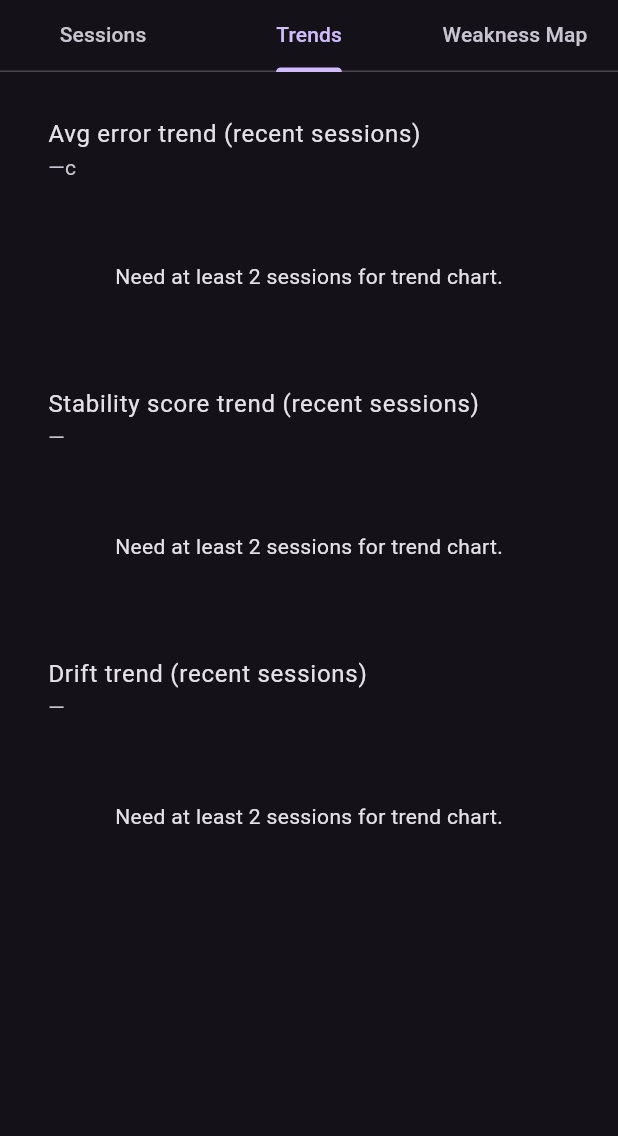
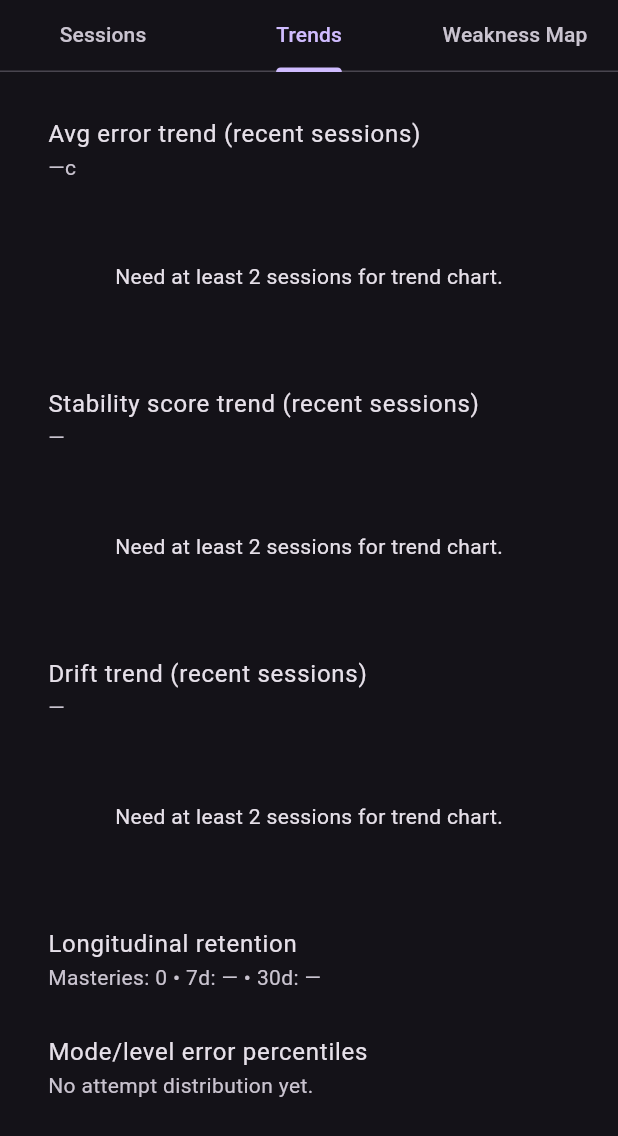
Before and after one commit to yossef6548/Pitch-Translator, a Flutter app: the AnalyzeOverviewScreen widget shown alone on an empty page, opened directly, tab 2 chosen, on a phone screen of 412 x 824 dp. Shown: the top 1136 px of the screen. Run offline on Flutter 3.47's test engine with Material 3 defaults, Android fonts, the phone set to English and light mode, and no system bars; our stand-ins replace shared_preferences, sqflite; accounts and stored records are empty.

Commit message:
Add mode-level percentile and retention analytics surfaces

```diff
--- a/apps/mobile_flutter/lib/analytics/session_repository.dart
+++ b/apps/mobile_flutter/lib/analytics/session_repository.dart
@@ -78,6 +78,38 @@ class WeaknessMapCell {
   final int octave;
   final double avgErrorCents;
   final int attemptCount;
+}
+
+class ModeLevelPercentile {
+  const ModeLevelPercentile({
+    required this.mode,
+    required this.level,
+    required this.sampleSize,
+    required this.p50ErrorCents,
+    required this.p90ErrorCents,
+  });
+
+  final String mode;
+  final String level;
+  final int sampleSize;
+  final double p50ErrorCents;
+  final double p90ErrorCents;
+}
+
+class RetentionSnapshot {
+  const RetentionSnapshot({
+    required this.masteredCount,
+    required this.retained7DayCount,
+    required this.retained30DayCount,
+  });
+
+  final int masteredCount;
+  final int retained7DayCount;
+  final int retained30DayCount;
+
+  double get retained7DayRatio => masteredCount == 0 ? 0 : retained7DayCount / masteredCount;
+
+  double get retained30DayRatio => masteredCount == 0 ? 0 : retained30DayCount / masteredCount;
 }
 
 class DriftEventRecord {
@@ -396,6 +428,8 @@ class SessionRepository {
     final db = await _database();
     final attemptsRows = await db.rawQuery('SELECT COUNT(*) AS total, SUM(assisted) AS assisted FROM attempts');
     final avgRows = await db.rawQuery('SELECT AVG(avg_error_cents) AS avg_error FROM sessions');
+    final retention = await retentionSnapshot();
+    final percentiles = await modeLevelPercentiles();
     final row = attemptsRows.first;
     final total = (row['total'] as num?)?.toInt() ?? 0;
     final assisted = (row['assisted'] as num?)?.toInt() ?? 0;
@@ -403,8 +437,127 @@ class SessionRepository {
     return {
       'detection_profile': avgError <= 20 ? 'Strict' : avgError <= 35 ? 'Standard' : 'Relaxed',
       'assist_ratio': total == 0 ? '0%' : '${((assisted / total) * 100).round()}%',
+      'retention_30d': retention.masteredCount == 0 ? '0%' : '${(retention.retained30DayRatio * 100).round()}%',
+      'percentile_coverage': '${percentiles.length} mode/level groups',
       'privacy': 'Local-only SQLite storage',
     };
+  }
+
+  Future<List<ModeLevelPercentile>> modeLevelPercentiles() async {
+    final db = await _database();
+    final rows = await db.query(
+      'attempts',
+      columns: ['exercise_id', 'level_id', 'avg_error_cents'],
+      where: 'avg_error_cents IS NOT NULL',
+    );
+
+    final grouped = <String, List<double>>{};
+    for (final row in rows) {
+      final exerciseId = row['exercise_id'] as String;
+      final levelId = row['level_id'] as String;
+      final avgErrorCents = (row['avg_error_cents'] as num?)?.toDouble();
+      if (avgErrorCents == null) {
+        continue;
+      }
+      final mode = _modeFromExerciseId(exerciseId);
+      final key = '$mode|$levelId';
+      grouped.putIfAbsent(key, () => <double>[]).add(avgErrorCents.abs());
+    }
+
+    final output = <ModeLevelPercentile>[];
+    for (final entry in grouped.entries) {
+      final parts = entry.key.split('|');
+      final values = entry.value..sort();
+      output.add(
+        ModeLevelPercentile(
+          mode: parts.first,
+          level: parts.last,
+          sampleSize: values.length,
+          p50ErrorCents: _percentile(values, 0.50),
+          p90ErrorCents: _percentile(values, 0.90),
+        ),
+      );
+    }
+
+    output.sort((a, b) {
+      final modeCmp = a.mode.compareTo(b.mode);
+      if (modeCmp != 0) return modeCmp;
+      return a.level.compareTo(b.level);
+    });
+    return output;
+  }
+
+  Future<RetentionSnapshot> retentionSnapshot() async {
+    final db = await _database();
+    final retained7Day = await db.rawQuery(
+      '''
+      SELECT
+        COUNT(*) AS mastered,
+        SUM(
+          CASE WHEN EXISTS(
+            SELECT 1
+            FROM attempts a
+            WHERE a.exercise_id = m.exercise_id
+              AND a.level_id = m.level_id
+              AND a.success = 1
+              AND a.assisted = 0
+              AND a.created_at_ms > m.mastered_at_ms
+              AND a.created_at_ms <= m.mastered_at_ms + ?
+          ) THEN 1 ELSE 0 END
+        ) AS retained
+      FROM mastery_history m
+      ''',
+      [7 * Duration.millisecondsPerDay],
+    );
+    final retained30Day = await db.rawQuery(
+      '''
+      SELECT
+        COUNT(*) AS mastered,
+        SUM(
+          CASE WHEN EXISTS(
+            SELECT 1
+            FROM attempts a
+            WHERE a.exercise_id = m.exercise_id
+              AND a.level_id = m.level_id
+              AND a.success = 1
+              AND a.assisted = 0
+              AND a.created_at_ms > m.mastered_at_ms
+              AND a.created_at_ms <= m.mastered_at_ms + ?
+          ) THEN 1 ELSE 0 END
+        ) AS retained
+      FROM mastery_history m
+      ''',
+      [30 * Duration.millisecondsPerDay],
+    );
+
+    final masteredCount = (retained7Day.first['mastered'] as num?)?.toInt() ?? 0;
+    return RetentionSnapshot(
+      masteredCount: masteredCount,
+      retained7DayCount: (retained7Day.first['retained'] as num?)?.toInt() ?? 0,
+      retained30DayCount: (retained30Day.first['retained'] as num?)?.toInt() ?? 0,
+    );
+  }
+
+  static String _modeFromExerciseId(String exerciseId) {
+    final split = exerciseId.split('_');
+    return split.isEmpty ? exerciseId : split.first;
+  }
+
+  static double _percentile(List<double> sortedValues, double percentile) {
+    if (sortedValues.isEmpty) {
+      return 0;
+    }
+    if (sortedValues.length == 1) {
+      return sortedValues.first;
+    }
+    final rank = (sortedValues.length - 1) * percentile;
+    final lower = rank.floor();
+    final upper = rank.ceil();
+    if (lower == upper) {
+      return sortedValues[lower];
+    }
+    final weight = rank - lower;
+    return sortedValues[lower] + ((sortedValues[upper] - sortedValues[lower]) * weight);
   }
 
   Future<SessionRecord?> sessionById(int id) async {
--- a/apps/mobile_flutter/lib/main.dart
+++ b/apps/mobile_flutter/lib/main.dart
@@ -703,6 +703,8 @@ class AnalyzeOverviewScreen extends StatelessWidget {
     final trendsFuture = SessionRepository.instance.recentTrends();
     final seriesFuture = SessionRepository.instance.trendSeries(limit: 20);
     final weaknessFuture = SessionRepository.instance.weaknessMap();
+    final percentilesFuture = SessionRepository.instance.modeLevelPercentiles();
+    final retentionFuture = SessionRepository.instance.retentionSnapshot();
     return DefaultTabController(
       length: 3,
       child: SafeArea(
@@ -762,6 +764,49 @@ class AnalyzeOverviewScreen extends StatelessWidget {
                                 subtitle: Text(trend == null ? '—' : '${trend.driftPerSession.toStringAsFixed(2)} per session'),
                               ),
                               SizedBox(height: 96, child: _TrendSparkline(series: series, selector: (p) => p.driftCount.toDouble(), color: Colors.cyanAccent)),
+                              const SizedBox(height: 12),
+                              FutureBuilder<RetentionSnapshot>(
+                                future: retentionFuture,
+                                builder: (context, retentionSnapshot) {
+                                  final retention = retentionSnapshot.data;
+                                  final mastered = retention?.masteredCount ?? 0;
+                                  final ratio7d = retention == null ? '—' : '${(retention.retained7DayRatio * 100).round()}%';
+                                  final ratio30d = retention == null ? '—' : '${(retention.retained30DayRatio * 100).round()}%';
+                                  return ListTile(
+                                    title: const Text('Longitudinal retention'),
+                                    subtitle: Text('Masteries: $mastered • 7d: $ratio7d • 30d: $ratio30d'),
+                                  );
+                                },
+                              ),
+                              FutureBuilder<List<ModeLevelPercentile>>(
+                                future: percentilesFuture,
+                                builder: (context, percentileSnapshot) {
+                                  final percentiles = percentileSnapshot.data ?? const <ModeLevelPercentile>[];
+                                  if (percentiles.isEmpty) {
+                                    return const ListTile(
+                                      title: Text('Mode/level error percentiles'),
+                                      subtitle: Text('No attempt distribution yet.'),
+                                    );
+                                  }
+                                  return Column(
+                                    crossAxisAlignment: CrossAxisAlignment.start,
+                                    children: [
+                                      const ListTile(
+                                        contentPadding: EdgeInsets.zero,
+                                        title: Text('Mode/level error percentiles'),
+                                        subtitle: Text('Absolute cents error distribution by exercise mode and level.'),
+                                      ),
+                                      for (final row in percentiles)
+                                        ListTile(
+                                          dense: true,
+                                          title: Text('${row.mode} • ${row.level}'),
+                                          subtitle: Text('P50 ${row.p50ErrorCents.toStringAsFixed(1)}c • P90 ${row.p90ErrorCents.toStringAsFixed(1)}c'),
+                                          trailing: Text('n=${row.sampleSize}'),
+                                        ),
+                                    ],
+                                  );
+                                },
+                              ),
                             ],
                           );
                         },
@@ -1167,8 +1212,16 @@ class SettingsScreen extends StatelessWidget {
               ListTile(title: const Text('Pitch Detection'), subtitle: Text('Suggested profile: ${summary['detection_profile'] ?? 'Standard'}')),
               const ListTile(title: Text('Feedback & Representation'), subtitle: Text('Shape/color mapping editor and preview.')),
               const ListTile(title: Text('Audio'), subtitle: Text('Input route, reference output, latency diagnostics.')),
-              ListTile(title: const Text('Training'), subtitle: Text('Assisted-attempt ratio: ${summary['assist_ratio'] ?? '0%'}')),
-              ListTile(title: const Text('Data & Privacy'), subtitle: Text(summary['privacy'] ?? 'Local-only SQLite storage')),
+              ListTile(
+                title: const Text('Training'),
+                subtitle: Text(
+                  'Assisted-attempt ratio: ${summary['assist_ratio'] ?? '0%'} • 30-day retention: ${summary['retention_30d'] ?? '0%'}',
+                ),
+              ),
+              ListTile(
+                title: const Text('Data & Privacy'),
+                subtitle: Text('${summary['privacy'] ?? 'Local-only SQLite storage'} • Analytics coverage: ${summary['percentile_coverage'] ?? '0 mode/level groups'}'),
+              ),
               const ListTile(title: Text('About'), subtitle: Text('Version, licenses and support links.')),
             ],
           );
```
Also changed, not shown: 1 other file.
